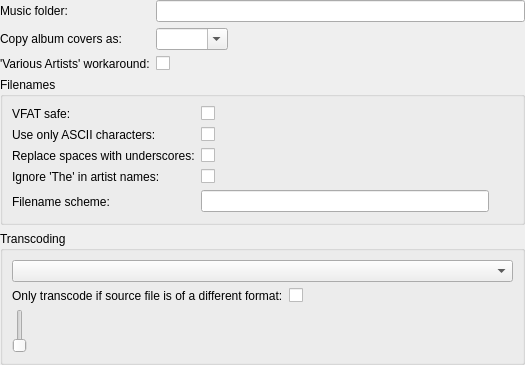
polpo/cantata-mac, file devices/devicepropertiesdialog.ui: the form before one commit.
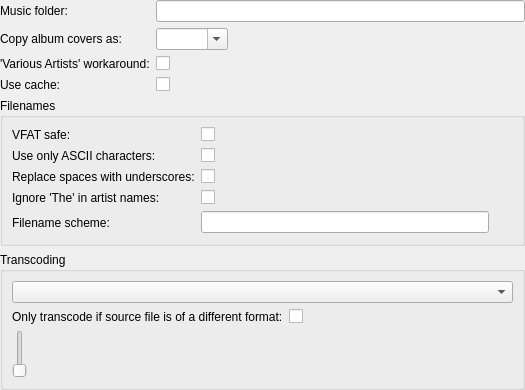
The form after the commit. Custom widgets are drawn as their Qt base class.

Commit message: Add option to cache contents of UMS library to an XML file on the device.

What changed in the file:
```diff
--- a/devices/devicepropertiesdialog.ui
+++ b/devices/devicepropertiesdialog.ui
@@ -7,7 +7,7 @@
     <x>0</x>
     <y>0</y>
     <width>524</width>
-    <height>365</height>
+    <height>390</height>
    </rect>
   </property>
   <property name="windowTitle">
@@ -65,6 +65,19 @@
      <item row="2" column="1">
       <widget class="QCheckBox" name="fixVariousArtists"/>
      </item>
+     <item row="3" column="0">
+      <widget class="QLabel" name="useCacheLabel">
+       <property name="text">
+        <string>Use cache:</string>
+       </property>
+       <property name="buddy">
+        <cstring>useCache</cstring>
+       </property>
+      </widget>
+     </item>
+     <item row="3" column="1">
+      <widget class="QCheckBox" name="useCache"/>
+     </item>
     </layout>
    </item>
    <item>
```
Left out of the diff: 1 changed line with no effect on the pictures. The commit also changes 12 other files.
